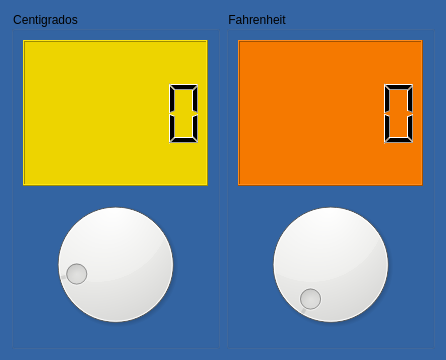
The window that conversor.ui (Geovannyjaramillo/P60-CONVERSOR-TEMPERATURA) describes before a commit, drawn with Qt 5.
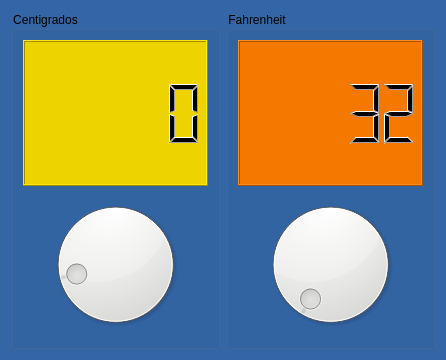
The same window after the commit.

Commit message: Finalizado Conversion 2 unidades

The edit to the form file:
```diff
--- a/conversor.ui
+++ b/conversor.ui
@@ -54,6 +54,9 @@
         <property name="styleSheet">
          <string notr="true">background-color: rgb(245, 121, 0);</string>
         </property>
+        <property name="intValue" stdset="0">
+         <number>32</number>
+        </property>
        </widget>
       </item>
       <item>
```
Left out of the diff: 3 changed lines with no effect on the pictures. The commit also changes 2 other files.
